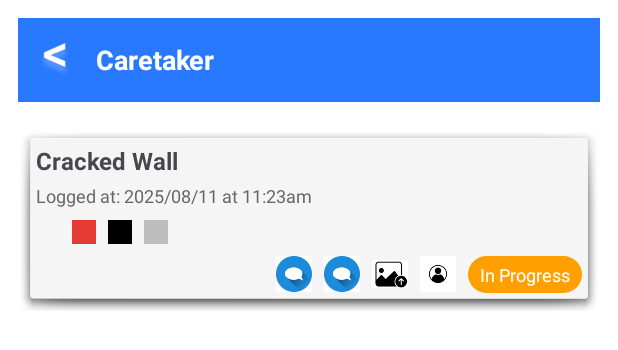
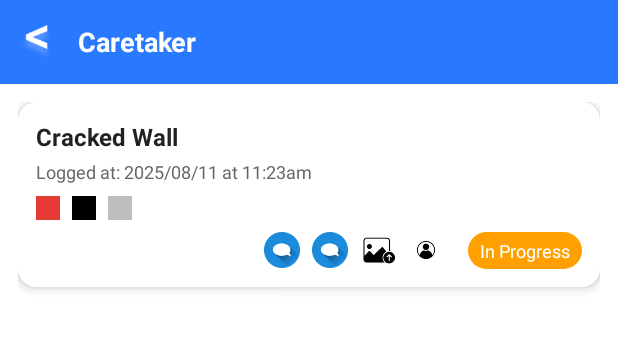
Before and after one commit to Dashayin-Naicker/Elite-Rentals-Mobile-App, an Android app: the layout activity_caretaker_track_maintenance.xml on its own in the app's theme, with its tools: preview values and no code run, on a phone screen of 412 x 824 dp. Shown: the top 350 px of the screen. Run offline under Robolectric (Android 15) with nearby library versions, the phone set to English and light mode, and no system bars.

```diff
--- a/app/build.gradle.kts
+++ b/app/build.gradle.kts
@@ -45,6 +45,7 @@ dependencies {
     implementation("com.squareup.retrofit2:retrofit:2.9.0")
     implementation("com.squareup.retrofit2:converter-gson:2.9.0")
     implementation("com.squareup.okhttp3:logging-interceptor:4.9.3")
+    implementation("androidx.biometric:biometric:1.2.0-alpha04")
     testImplementation(libs.junit)
     androidTestImplementation(libs.androidx.junit)
     androidTestImplementation(libs.androidx.espresso.core)
--- a/app/src/main/res/layout/activity_caretaker_track_maintenance.xml
+++ b/app/src/main/res/layout/activity_caretaker_track_maintenance.xml
@@ -1,15 +1,12 @@
 <?xml version="1.0" encoding="utf-8"?>
-<ScrollView xmlns:android="http://schemas.android.com/apk/res/android"
+<LinearLayout xmlns:android="http://schemas.android.com/apk/res/android"
     xmlns:app="http://schemas.android.com/apk/res-auto"
+    xmlns:tools="http://schemas.android.com/tools"
     android:layout_width="match_parent"
     android:layout_height="match_parent"
     android:background="#FFFFFF"
-    android:padding="12dp">
-
-    <LinearLayout
-        android:layout_width="match_parent"
-        android:layout_height="wrap_content"
-        android:orientation="vertical">
+    android:orientation="vertical"
+    tools:context=".CaretakerTrackMaintenanceActivity">
 
     <!-- Top Bar -->
     <LinearLayout
@@ -36,23 +33,42 @@
             android:layout_marginStart="16dp" />
     </LinearLayout>
 
-        <!-- Maintenance Log Card -->
+    <!-- Scrollable content -->
+    <androidx.core.widget.NestedScrollView
+        android:layout_width="match_parent"
+        android:layout_height="match_parent"
+        android:fillViewport="true">
+
         <LinearLayout
             android:layout_width="match_parent"
             android:layout_height="wrap_content"
             android:orientation="vertical"
-            android:background="@android:drawable/dialog_holo_light_frame"
-            android:padding="12dp"
-            android:layout_marginTop="16dp"
-            android:layout_marginBottom="12dp">
+            android:padding="12dp">
 
+            <!-- Maintenance Log Card -->
+            <androidx.cardview.widget.CardView
+                android:layout_width="match_parent"
+                android:layout_height="wrap_content"
+                android:layout_marginBottom="12dp"
+                app:cardCornerRadius="12dp"
+                app:cardElevation="4dp">
+
+                <LinearLayout
+                    android:layout_width="match_parent"
+                    android:layout_height="wrap_content"
+                    android:orientation="vertical"
+                    android:padding="12dp">
+
+                    <!-- Title -->
                     <TextView
                         android:layout_width="wrap_content"
                         android:layout_height="wrap_content"
                         android:text="Cracked Wall"
                         android:textSize="16sp"
-                android:textStyle="bold" />
+                        android:textStyle="bold"
+                        android:textColor="#212121" />
 
+                    <!-- Date -->
                     <TextView
                         android:layout_width="wrap_content"
                         android:layout_height="wrap_content"
@@ -67,11 +83,6 @@
                         android:layout_height="wrap_content"
                         android:orientation="horizontal"
                         android:layout_marginTop="8dp">
-
-                <View
-                    android:layout_width="16dp"
-                    android:layout_height="16dp"
-                    android:layout_marginEnd="8dp" />
 
                         <View
                             android:layout_width="16dp"
@@ -132,8 +143,12 @@
                             android:background="@drawable/bg_status_in_progress"
                             android:paddingHorizontal="8dp"
                             android:paddingVertical="4dp"
-                    android:textSize="12sp" />
+                            android:textSize="12sp"
+                            android:layout_marginStart="8dp" />
                     </LinearLayout>
                 </LinearLayout>
+            </androidx.cardview.widget.CardView>
+
         </LinearLayout>
-</ScrollView>
+    </androidx.core.widget.NestedScrollView>
+</LinearLayout>
--- a/app/src/main/res/layout/activity_maintenance_request.xml
+++ b/app/src/main/res/layout/activity_maintenance_request.xml
@@ -3,8 +3,10 @@
     xmlns:app="http://schemas.android.com/apk/res-auto"
     android:layout_width="match_parent"
     android:layout_height="match_parent"
+    xmlns:tools="http://schemas.android.com/tools"
     android:background="#FFFFFF"
-    android:padding="16dp">
+    android:padding="16dp"
+    tools:context=".ReportMaintenanceActivity">
 
     <LinearLayout
         android:layout_width="match_parent"
```
Also changed, not shown: app/src/main/AndroidManifest.xml (+10 -3 lines), app/src/main/java/com/rentals/eliterentals/CaretakerTrackMaintenanceActivity.kt (added, +11 -0 lines), app/src/main/java/com/rentals/eliterentals/LoginActivity.kt (+60 -3 lines), app/src/main/java/com/rentals/eliterentals/ReportMaintenanceActivity.kt (added, +11 -0 lines), app/src/main/java/com/rentals/eliterentals/TenantDashboardActivity.kt (added, +20 -0 lines), app/src/main/res/layout/activity_tenant_dashboard.xml (+23 -11 lines). Lines whose indentation alone changed are shown as unchanged.
